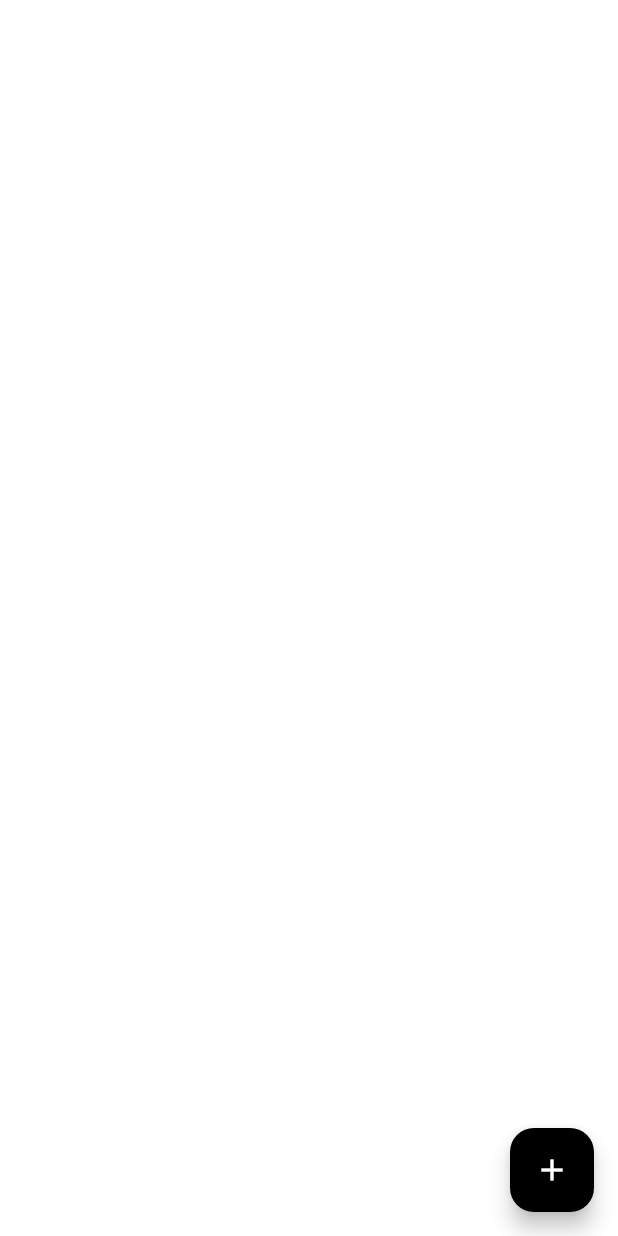
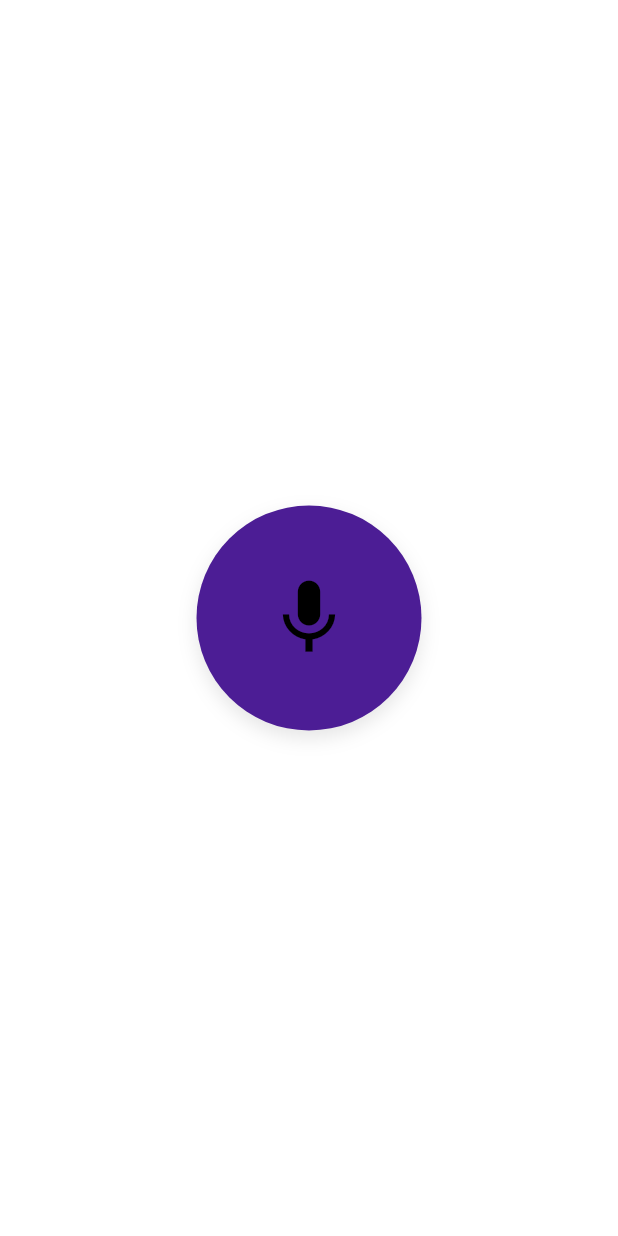
Before and after one commit to Mehreen-siddique/Voice_Note, a Flutter app: the screen it shows after launch, after a tap on the "add" icon, on a phone screen of 412 x 824 dp. Run offline on Flutter 3.47's test engine with Material 3 defaults, Android fonts, the phone set to English and light mode, and no system bars; missing offline and left inert: record.

Commit message:
In the recording screen immplement the recorder button with recording bar also path provider for local storage.

```diff
--- a/lib/main.dart
+++ b/lib/main.dart
@@ -31,55 +31,70 @@ class _MainScreenState extends State<MainScreen> {
   final ThemeData _lightTheme = ThemeData(
     brightness: Brightness.light,
     scaffoldBackgroundColor: Colors.white,
-    cardColor: Colors.white,
-    canvasColor: Colors.grey.shade300,
+
+    // Card ka color same as FAB (dark purple)
+    cardColor: const Color(0xFF4C1D95), // deep purple shade
+
 
     floatingActionButtonTheme: const FloatingActionButtonThemeData(
-      backgroundColor: Colors.black, // FAB ka main color
-      foregroundColor: Colors.white, // icon ka color
+      backgroundColor: Color(0xFF4C1D95), // Dark Purple FAB
+      foregroundColor: Colors.white, // Icon color white for contrast
       shape: RoundedRectangleBorder(
-        borderRadius: BorderRadius.all(Radius.circular(16)), // rounded button
+        borderRadius: BorderRadius.all(Radius.circular(16)),
       ),
       elevation: 6,
     ),
 
     textTheme: const TextTheme(
-      bodyLarge: TextStyle(color: Colors.black, fontWeight: FontWeight.bold, fontSize: 20),
-      bodyMedium: TextStyle(color: Colors.black87, fontSize: 16),
+      bodyLarge: TextStyle(
+        color: Colors.black,
+        fontWeight: FontWeight.bold,
+        fontSize: 20,
+      ),
+      bodyMedium: TextStyle(
+        color: Colors.black87,
+        fontSize: 16,
+      ),
     ),
 
+    iconTheme: const IconThemeData(color: Colors.black),
+    dividerColor: Colors.grey,
+  );
 
-
-
-    iconTheme: const IconThemeData(color: Colors.black),
-    dividerColor: Colors.grey.shade400,
-  );
 
 
 
   /// 🌙 Dark Theme
   final ThemeData _darkTheme = ThemeData(
     brightness: Brightness.dark,
-    scaffoldBackgroundColor: Colors.black,
-    cardColor: Colors.black ,
-    canvasColor:Color(0xff3a3a3a),
-    textTheme: const TextTheme(
-      bodyLarge: TextStyle(color: Colors.white, fontWeight: FontWeight.bold, fontSize: 20),
-      bodyMedium: TextStyle(color: Colors.white70, fontSize: 16),
-    ),
+    scaffoldBackgroundColor: const Color(0xFF1E1B2E), // deep dark background
+    cardColor: const Color(0xFF8B5CF6), // light purple for cards
 
     floatingActionButtonTheme: const FloatingActionButtonThemeData(
-      backgroundColor: Colors.white, // FAB ka main color
-      foregroundColor: Colors.black, // icon ka color
+      backgroundColor: Color(0xFF8B5CF6), // Light purple FAB
+      foregroundColor: Colors.white, // Icon white for contrast
       shape: RoundedRectangleBorder(
-        borderRadius: BorderRadius.all(Radius.circular(16)), // rounded button
+        borderRadius: BorderRadius.all(Radius.circular(16)),
       ),
       elevation: 6,
     ),
 
+    textTheme: const TextTheme(
+      bodyLarge: TextStyle(
+        color: Colors.white,
+        fontWeight: FontWeight.bold,
+        fontSize: 20,
+      ),
+      bodyMedium: TextStyle(
+        color: Colors.white70,
+        fontSize: 16,
+      ),
+    ),
+
     iconTheme: const IconThemeData(color: Colors.white),
-    dividerColor: Colors.white70,
+    dividerColor: Colors.white24,
   );
+
   @override
   Widget build(BuildContext context) {
     return   AnimatedTheme(
--- a/lib/screens/homescreen.dart
+++ b/lib/screens/homescreen.dart
@@ -1,4 +1,5 @@
 import 'package:flutter/material.dart';
+import 'package:voicenote/screens/recordingScreen.dart';
 
 class HomeScreen extends StatefulWidget {
   final VoidCallback onToggleTheme;
@@ -14,7 +15,9 @@ class _HomeScreenState extends State<HomeScreen> {
   Widget build(BuildContext context) {
     return Scaffold(
      backgroundColor: Theme.of(context).scaffoldBackgroundColor,
-      floatingActionButton: FloatingActionButton(onPressed: (){},
+      floatingActionButton: FloatingActionButton(onPressed: (){
+        Navigator.push(context, MaterialPageRoute(builder: (context)=>RecordingScreen()));
+      },
       child: Icon(Icons.add),
       ),
     );
--- /dev/null
+++ b/lib/screens/recordingScreen.dart
@@ -0,0 +1,167 @@
+
+import 'dart:async';
+import 'package:flutter/material.dart';
+import 'package:path_provider/path_provider.dart';
+import 'package:record/record.dart';
+
+class RecordingScreen extends StatefulWidget {
+  const RecordingScreen({super.key});
+
+  @override
+  State<RecordingScreen> createState() => _RecordingScreenState();
+}
+
+class _RecordingScreenState extends State<RecordingScreen> with SingleTickerProviderStateMixin {
+  final AudioRecorder _recorder = AudioRecorder(); // Use AudioRecorder instead of Record
+  bool isRecording = false;
+  Duration elapsed = Duration.zero;
+  Timer? timer;
+  String? recordedFilePath;
+
+  Future<void> _toggleRecording() async {
+    if (isRecording) {
+      // Stop recording
+      final path = await _recorder.stop();
+      setState(() {
+        isRecording = false;
+        recordedFilePath = path;
+      });
+      timer?.cancel();
+    } else {
+      // Check for permission
+      if (await _recorder.hasPermission()) {
+        final dir = await getApplicationDocumentsDirectory();
+        final filePath =
+            '${dir.path}/recording_${DateTime.now().millisecondsSinceEpoch}.m4a';
+
+        // Start recording
+        await _recorder.start(
+          const RecordConfig(
+            encoder: AudioEncoder.aacLc,
+            bitRate: 128000,
+            sampleRate: 44100,
+          ),
+          path: filePath,
+        );
+
+        setState(() {
+          isRecording = true;
+          elapsed = Duration.zero;
+          recordedFilePath = null;
+        });
+
+        timer = Timer.periodic(const Duration(seconds: 1), (t) {
+          setState(() {
+            elapsed += const Duration(seconds: 1);
+          });
+        });
+      } else {
+        // Handle permission denied
+        ScaffoldMessenger.of(context).showSnackBar(
+          const SnackBar(content: Text('Microphone permission denied')),
+        );
+      }
+    }
+  }
+
+  String _formatTime(Duration d) {
+    final minutes = d.inMinutes.remainder(60).toString().padLeft(2, '0');
+    final seconds = d.inSeconds.remainder(60).toString().padLeft(2, '0');
+    return "$minutes:$seconds";
+  }
+
+  @override
+  void dispose() {
+    timer?.cancel();
+    _recorder.dispose(); // Dispose AudioRecorder
+    super.dispose();
+  }
+
+  @override
+  Widget build(BuildContext context) {
+    final theme = Theme.of(context);
+
+    return Scaffold(
+      backgroundColor: theme.scaffoldBackgroundColor,
+      body: Stack(
+        alignment: Alignment.topCenter,
+        children: [
+          if (isRecording)
+            Container(
+              height: 60,
+              width: double.infinity,
+              color: theme.cardColor.withOpacity(0.2),
+              padding: const EdgeInsets.symmetric(horizontal: 20),
+              child: Row(
+                mainAxisAlignment: MainAxisAlignment.center,
+                children: [
+                  Icon(Icons.fiber_manual_record,
+                      color: theme.colorScheme.error, size: 20),
+                  const SizedBox(width: 8),
+                  Text(
+                    "Recording... ${_formatTime(elapsed)}",
+                    style: TextStyle(
+                      color: theme.colorScheme.error,
+                      fontSize: 18,
+                      fontWeight: FontWeight.w600,
+                    ),
+                  ),
+                ],
+              ),
+            ),
+
+          AnimatedPositioned(
+            duration: const Duration(milliseconds: 300),
+            curve: Curves.easeOut,
+            top: isRecording ? 150 : MediaQuery.of(context).size.height / 2 - 75,
+            left: MediaQuery.of(context).size.width / 2 - 75,
+            child: GestureDetector(
+              onTap: _toggleRecording,
+              child: AnimatedContainer(
+                duration: const Duration(milliseconds: 300),
+                width: 150,
+                height: 150,
+                decoration: BoxDecoration(
+                  color: isRecording
+                      ? theme.floatingActionButtonTheme.backgroundColor
+                      : theme.cardColor,
+                  shape: BoxShape.circle,
+                  boxShadow: [
+                    BoxShadow(
+                      color: Colors.black.withOpacity(0.1),
+                      blurRadius: 10,
+                      offset: const Offset(0, 5),
+                    ),
+                  ],
+                ),
+                child: Center(
+                  child: Icon(
+                    isRecording ? Icons.pause : Icons.mic,
+                    size: 60,
+                    color: isRecording
+                        ? theme.floatingActionButtonTheme.foregroundColor
+                        : theme.iconTheme.color,
+                  ),
+                ),
+              ),
+            ),
+          ),
+
+          if (recordedFilePath != null)
+            Positioned(
+              bottom: 40,
+              left: 20,
+              right: 20,
+              child: Text(
+                "Saved: $recordedFilePath",
+                textAlign: TextAlign.center,
+                style: theme.textTheme.bodyMedium?.copyWith(
+                  color: theme.iconTheme.color,
+                ),
+              ),
+            ),
+        ],
+      ),
+    );
+  }
+}
--- a/pubspec.yaml
+++ b/pubspec.yaml
@@ -34,6 +34,8 @@ dependencies:
   # The following adds the Cupertino Icons font to your application.
   # Use with the CupertinoIcons class for iOS style icons.
   cupertino_icons: ^1.0.8
+  record: ^6.1.1
+  path_provider: ^2.1.5
 
 dev_dependencies:
   flutter_test:
```
Also changed, not shown: pubspec.lock, 2 other files.
